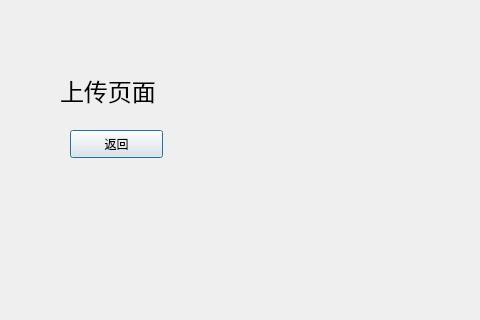
Before: the Qt Designer form dialogupload.ui in JaySaligia/ftp-server, drawn with Qt 5; both pictures show x 0 to 480 and y 0 to 320 of the 742 by 500 pixel window.
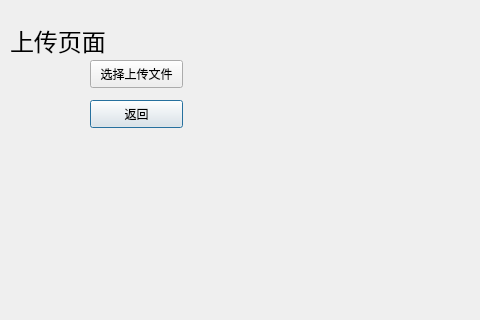
After: the same form once the commit is applied.

What changed in the file:
```diff
--- a/dialogupload.ui
+++ b/dialogupload.ui
@@ -16,8 +16,8 @@
   <widget class="QPushButton" name="backButton">
    <property name="geometry">
     <rect>
-     <x>70</x>
-     <y>130</y>
+     <x>90</x>
+     <y>100</y>
      <width>93</width>
      <height>28</height>
     </rect>
@@ -29,8 +29,8 @@
   <widget class="QLabel" name="label_2">
    <property name="geometry">
     <rect>
-     <x>60</x>
-     <y>70</y>
+     <x>10</x>
+     <y>20</y>
      <width>151</width>
      <height>41</height>
     </rect>
@@ -45,6 +45,19 @@
     <string>上传页面</string>
    </property>
   </widget>
+  <widget class="QPushButton" name="csfileButton">
+   <property name="geometry">
+    <rect>
+     <x>90</x>
+     <y>60</y>
+     <width>93</width>
+     <height>28</height>
+    </rect>
+   </property>
+   <property name="text">
+    <string>选择上传文件</string>
+   </property>
+  </widget>
  </widget>
  <resources/>
  <connections/>
```
